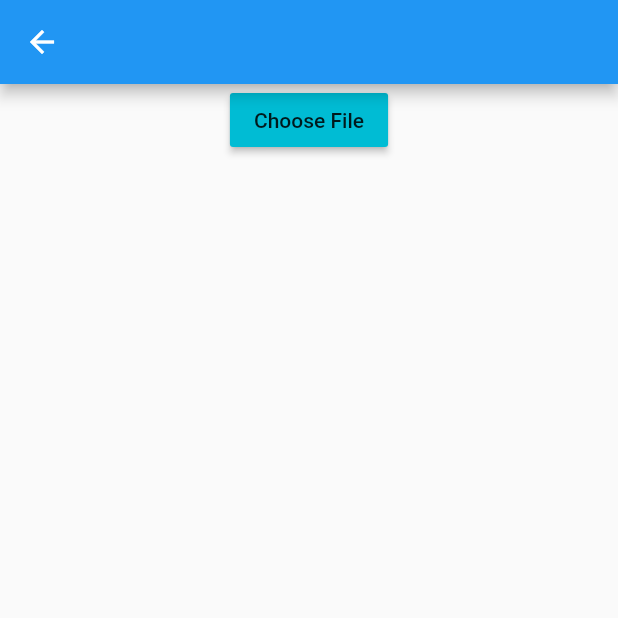
After one commit to meta-boy/barebones-firebase-auth-app, a Flutter app: the ImageUploader screen opened directly, after a tap on "Choose File", on a phone screen of 412 x 824 dp, the top half of it. The commit adds this screen. Run offline on Flutter 3.47's test engine with Material 2 defaults, Android fonts, the light colour scheme and no system bars; our stand-ins replace cloud_firestore, contacts_service, firebase_auth, firebase_storage, image_picker, location; missing offline and left inert: call_log, flutter_webview_plugin, permissions_plugin; accounts and stored records are empty.

Commit message:
image upload to firebase

```diff
--- /dev/null
+++ b/lib/screens/image_uploader/image_uploader.dart
@@ -0,0 +1,85 @@
+import 'dart:io';
+
+import 'package:cloud_firestore/cloud_firestore.dart';
+import 'package:firebase_storage/firebase_storage.dart';
+import 'package:flutter/material.dart';
+import 'package:image_picker/image_picker.dart';
+import 'package:path/path.dart';
+
+class ImageUploader extends StatefulWidget {
+  final String uid;
+
+  const ImageUploader({Key key, this.uid}) : super(key: key);
+  @override
+  _ImageUploaderState createState() => _ImageUploaderState();
+}
+
+class _ImageUploaderState extends State<ImageUploader> {
+  File _image;
+  List<String> imageUrl = [];
+
+  Future chooseFile() async {
+    await ImagePicker.pickImage(source: ImageSource.gallery).then((image) {
+      setState(() {
+        _image = image;
+      });
+    });
+  }
+
+  Future uploadFile() async {
+    print(basename(_image.path));
+    StorageReference storageReference = FirebaseStorage.instance
+        .ref()
+        .child("${widget.uid}/${basename(_image.path)}");
+    StorageUploadTask uploadTask = storageReference.putFile(_image);
+    await uploadTask.onComplete;
+    print('File Uploaded');
+    storageReference.getDownloadURL().then((fileURL) {
+      setState(() {
+        imageUrl.add(fileURL);
+        _image = null;
+      });
+    });
+  }
+
+  @override
+  Widget build(BuildContext context) {
+    return Scaffold(
+      appBar: AppBar(),
+      body: Center(
+        child: CustomScrollView(
+          slivers: <Widget>[
+            SliverToBoxAdapter(
+              child: Column(
+                mainAxisAlignment: MainAxisAlignment.center,
+                children: <Widget>[
+                  _image != null ? Image.asset(_image.path) : Container(),
+                  _image == null
+                      ? RaisedButton(
+                          child: Text('Choose File'),
+                          onPressed: chooseFile,
+                          color: Colors.cyan,
+                        )
+                      : Container(),
+                  _image != null
+                      ? RaisedButton(
+                          child: Text('Upload File'),
+                          onPressed: uploadFile,
+                          color: Colors.cyan,
+                        )
+                      : Container(),
+                ],
+              ),
+            ),
+            SliverList(
+              delegate:
+                  SliverChildBuilderDelegate((BuildContext context, int index) {
+                return Image.network(imageUrl[index]);
+              }, childCount: imageUrl.length),
+            )
+          ],
+        ),
+      ),
+    );
+  }
+}
```
Also changed, not shown: lib/screens/main/profile.dart (+20 -4 lines), pubspec.yaml (+4 -3 lines), pubspec.lock.
